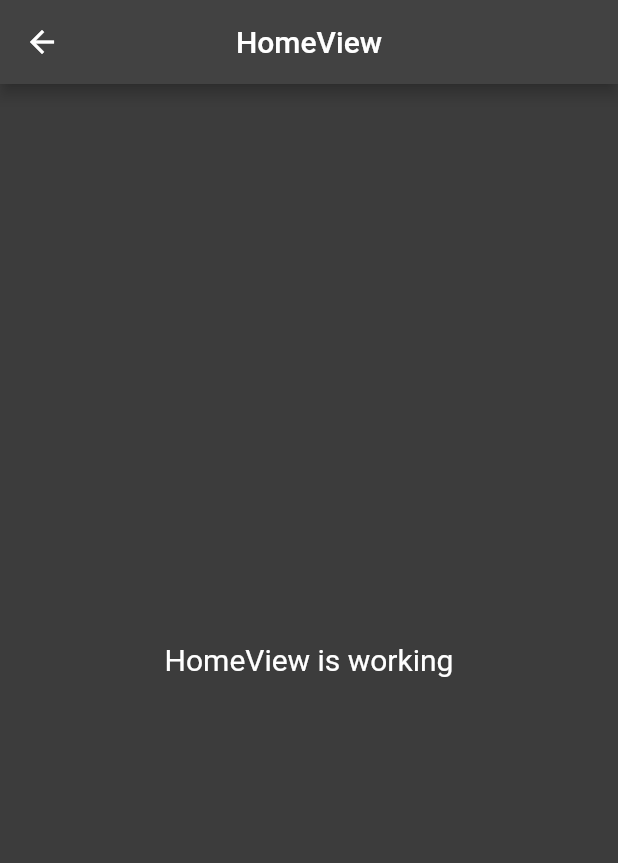
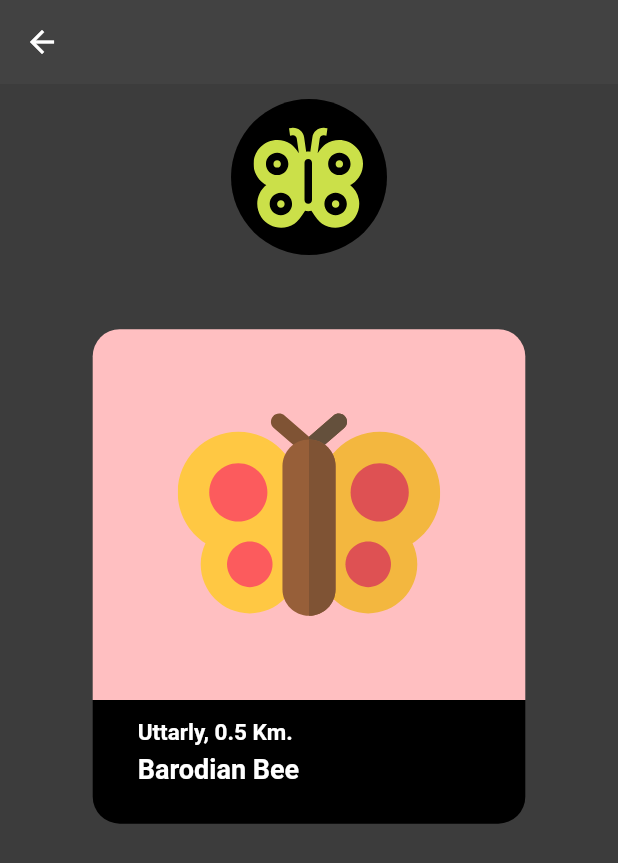
Before and after one commit to elysian12/Assignment--2, a Flutter app: the HomeView screen opened by its route, on a phone screen of 412 x 824 dp. Shown: the top 863 px of the screen. Run offline on Flutter 3.47's test engine with Material 2 defaults, Android fonts, the phone set to English and light mode, and no system bars; our stand-ins replace flutter_svg, get.

```diff
--- a/lib/app/common/constants/colors.dart
+++ b/lib/app/common/constants/colors.dart
@@ -4,4 +4,5 @@ class AppColors {
   static const Color primaryColor = Color(0xff3c3c3c);
   static const Color fontColor = Color(0xffFFFFFF);
   static const Color secondaryFontColor = Color(0xffc1dc3a);
+  static const Color pink = Color(0xffffbfc1);
 }
--- a/lib/app/modules/home/views/home_view.dart
+++ b/lib/app/modules/home/views/home_view.dart
@@ -1,4 +1,8 @@
+import 'dart:developer';
+
+import 'package:assignment/app/common/constants/colors.dart';
 import 'package:flutter/material.dart';
+import 'package:flutter_svg/svg.dart';
 
 import 'package:get/get.dart';
 
@@ -10,15 +14,109 @@ class HomeView extends GetView<HomeController> {
   Widget build(BuildContext context) {
     return Scaffold(
       appBar: AppBar(
-        title: Text('HomeView'),
+        title: Text(''),
+        elevation: 0,
         centerTitle: true,
       ),
-      body: Center(
-        child: Text(
-          'HomeView is working',
-          style: TextStyle(fontSize: 20),
+      body: SizedBox(
+        height: Get.height * 0.8,
+        width: Get.width,
+        child: Column(
+          children: [
+            SizedBox(
+              height: 10,
+            ),
+            SvgPicture.asset('assets/profile-pic.svg'),
+            Spacer(
+              flex: 1,
+            ),
+            GestureDetector(
+              onPanStart: (details) {
+                controller.onPanStart(details);
+              },
+              onPanEnd: (details) {
+                controller.onPanEnd(details);
+              },
+              onPanUpdate: (details) {
+                controller.onPanUpdate(details);
+              },
+              child: GetBuilder<HomeController>(builder: (context) {
+                final milliseconds = 0;
+                return AnimatedContainer(
+                  duration: Duration(milliseconds: milliseconds),
+                  curve: Curves.easeInOut,
+                  transform: Matrix4.identity()
+                    ..translate(controller.postion.dx, controller.postion.dy),
+                  child: customCard(),
+                );
+              }),
+            ),
+            Spacer(
+              flex: 4,
+            ),
+          ],
         ),
       ),
     );
   }
+
+  Widget customCard() {
+    return Container(
+      height: Get.height * 0.4,
+      width: Get.width * 0.7,
+      child: Column(
+        children: [
+          Expanded(
+              flex: 3,
+              child: Container(
+                alignment: Alignment.center,
+                decoration: BoxDecoration(
+                  borderRadius: BorderRadius.only(
+                    topLeft: Radius.circular(18),
+                    topRight: Radius.circular(18),
+                  ),
+                  color: AppColors.pink,
+                ),
+                child: SvgPicture.asset('assets/butterfly2.svg'),
+              )),
+          Expanded(
+            flex: 1,
+            child: Container(
+              width: double.infinity,
+              padding: EdgeInsets.only(left: 30),
+              decoration: BoxDecoration(
+                borderRadius: BorderRadius.only(
+                  bottomLeft: Radius.circular(18),
+                  bottomRight: Radius.circular(18),
+                ),
+                color: Colors.black,
+              ),
+              child: Column(
+                crossAxisAlignment: CrossAxisAlignment.start,
+                children: [
+                  Spacer(
+                    flex: 1,
+                  ),
+                  Text(
+                    'Uttarly, 0.5 Km.',
+                    style: TextStyle(fontSize: 15, fontWeight: FontWeight.w600),
+                  ),
+                  SizedBox(
+                    height: 5,
+                  ),
+                  Text(
+                    'Barodian Bee',
+                    style: TextStyle(fontSize: 18, fontWeight: FontWeight.bold),
+                  ),
+                  Spacer(
+                    flex: 2,
+                  ),
+                ],
+              ),
+            ),
+          ),
+        ],
+      ),
+    );
+  }
 }
```
Also changed, not shown: lib/app/modules/home/controllers/home_controller.dart (+140 -4 lines), lib/app/modules/login/views/onboarding_view.dart (+8 -3 lines), assets/profile-pic.svg (added).
